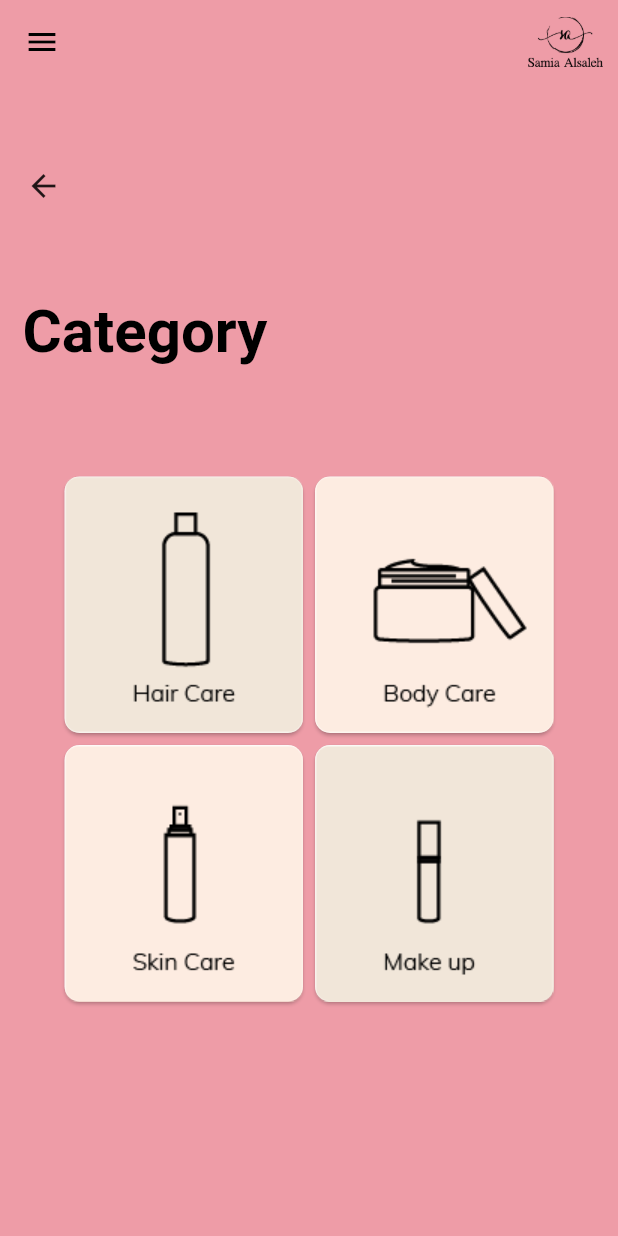
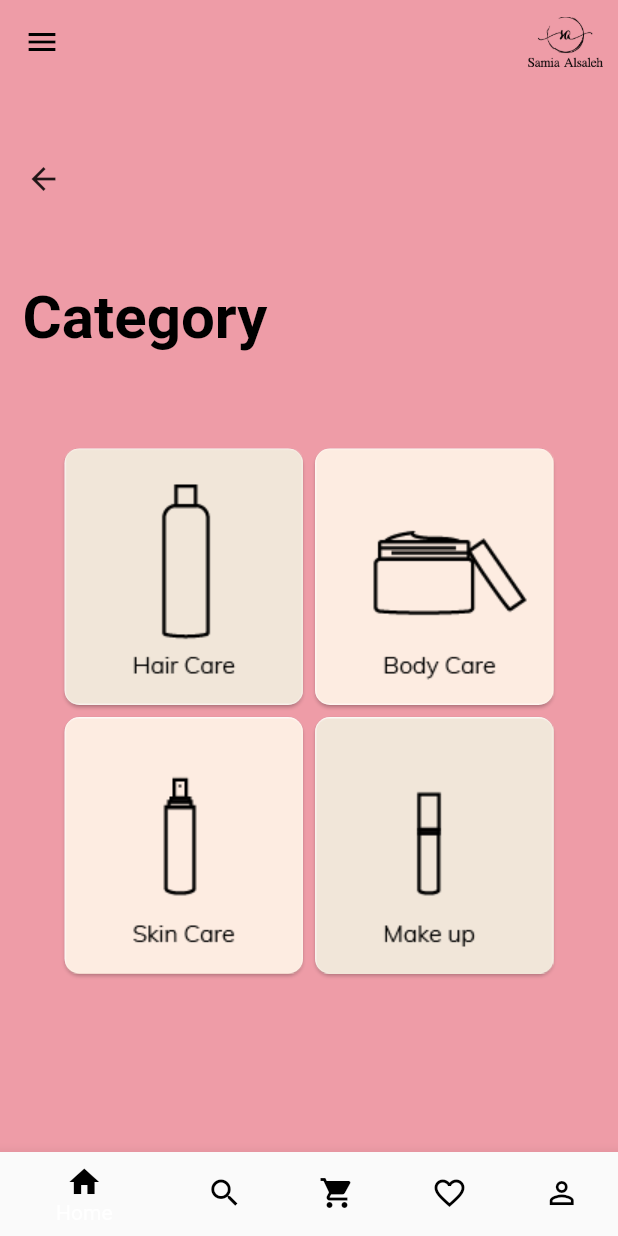
Before and after one commit to dihsarjr/SamihaEC, a Flutter app: the screen it shows after launch, on a phone screen of 412 x 824 dp. Run offline on Flutter 3.47's test engine with Material 2 defaults, Android fonts, the phone set to English and light mode, and no system bars.

Commit message:
navigationBar Done

```diff
--- a/lib/widgets/category.dart
+++ b/lib/widgets/category.dart
@@ -1,6 +1,7 @@
 import 'package:flutter/cupertino.dart';
 import 'package:flutter/material.dart';
 import 'package:samiaalsaleh/widgets/drawer.dart';
+import 'package:samiaalsaleh/widgets/navigation_bar.dart';
 
 class Category extends StatelessWidget {
   @override
@@ -127,6 +128,7 @@ class Category extends StatelessWidget {
               ],
             ),
           ),
+          bottomNavigationBar: NavigationBar(),
         ),
       ),
     );
--- /dev/null
+++ b/lib/widgets/navigation_bar.dart
@@ -0,0 +1,47 @@
+import 'package:flutter/material.dart';
+
+class NavigationBar extends StatelessWidget {
+  @override
+  Widget build(BuildContext context) {
+    return BottomNavigationBar(
+      backgroundColor: Colors.white,
+      items: [
+        BottomNavigationBarItem(
+          icon: Icon(
+            Icons.home,
+            color: Colors.black,
+          ),
+          title: Text('Home'),
+        ),
+        BottomNavigationBarItem(
+          icon: Icon(
+            Icons.search,
+            color: Colors.black,
+          ),
+          title: Text('Home'),
+        ),
+        BottomNavigationBarItem(
+          icon: Icon(
+            Icons.shopping_cart,
+            color: Colors.black,
+          ),
+          title: Text('Home'),
+        ),
+        BottomNavigationBarItem(
+          icon: Icon(
+            Icons.favorite_border,
+            color: Colors.black,
+          ),
+          title: Text('Home'),
+        ),
+        BottomNavigationBarItem(
+          icon: Icon(
+            Icons.person_outline,
+            color: Colors.black,
+          ),
+          title: Text('Home'),
+        ),
+      ],
+    );
+  }
+}
--- a/pubspec.yaml
+++ b/pubspec.yaml
@@ -28,6 +28,8 @@ dependencies:
   # The following adds the Cupertino Icons font to your application.
   # Use with the CupertinoIcons class for iOS style icons.
   cupertino_icons: ^0.1.3
+
+
 
 dev_dependencies:
   flutter_test:
```
